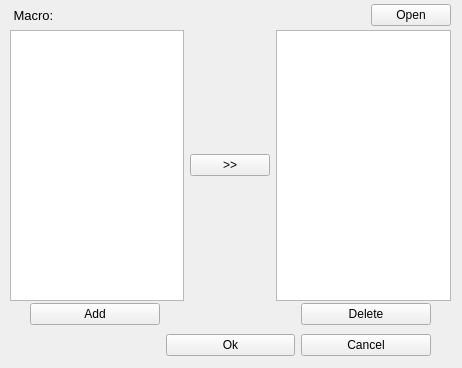
Above: ui/simulation.ui from Somhammer/ProtonTherapy before the change. Below: the same form after it.
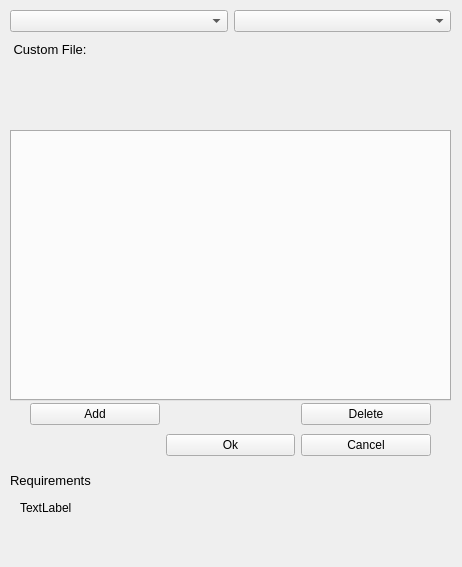
That is the form after the change. Icons and pictures are not drawn.

What changed in the file:
```diff
--- a/ui/simulation.ui
+++ b/ui/simulation.ui
@@ -7,7 +7,7 @@
     <x>0</x>
     <y>0</y>
     <width>462</width>
-    <height>368</height>
+    <height>567</height>
    </rect>
   </property>
   <property name="sizePolicy">
@@ -35,36 +35,11 @@
    <iconset>
     <normaloff>../icons/ncc.png</normaloff>../icons/ncc.png</iconset>
   </property>
-  <widget class="QWidget" name="horizontalLayoutWidget">
-   <property name="geometry">
-    <rect>
-     <x>10</x>
-     <y>30</y>
-     <width>441</width>
-     <height>271</height>
-    </rect>
-   </property>
-   <layout class="QHBoxLayout" name="horizontalLayout">
-    <item>
-     <widget class="QListWidget" name="listAvailable"/>
-    </item>
-    <item>
-     <widget class="QPushButton" name="pushAdd2">
-      <property name="text">
-       <string>&gt;&gt;</string>
-      </property>
-     </widget>
-    </item>
-    <item>
-     <widget class="QListWidget" name="listAdded"/>
-    </item>
-   </layout>
-  </widget>
   <widget class="QWidget" name="gridLayoutWidget">
    <property name="geometry">
     <rect>
      <x>30</x>
-     <y>300</y>
+     <y>400</y>
      <width>401</width>
      <height>61</height>
     </rect>
@@ -104,16 +79,26 @@
    <property name="geometry">
     <rect>
      <x>10</x>
-     <y>0</y>
+     <y>10</y>
      <width>441</width>
-     <height>31</height>
+     <height>51</height>
     </rect>
    </property>
-   <layout class="QHBoxLayout" name="horizontalLayout_2">
-    <property name="sizeConstraint">
-     <enum>QLayout::SetNoConstraint</enum>
-    </property>
-    <item>
+   <layout class="QGridLayout" name="gridLayout_2">
+    <item row="0" column="0">
+     <widget class="QComboBox" name="comboMacro">
+      <property name="sizePolicy">
+       <sizepolicy hsizetype="Minimum" vsizetype="Fixed">
+        <horstretch>0</horstretch>
+        <verstretch>0</verstretch>
+       </sizepolicy>
+      </property>
+     </widget>
+    </item>
+    <item row="0" column="1">
+     <widget class="QComboBox" name="comboCustom"/>
+    </item>
+    <item row="1" column="0" colspan="2">
      <widget class="QLabel" name="labelMacro">
       <property name="font">
        <font>
@@ -121,25 +106,73 @@
        </font>
       </property>
       <property name="text">
-       <string> Macro:</string>
+       <string> Custom File:</string>
       </property>
-     </widget>
-    </item>
-    <item>
-     <widget class="QPushButton" name="pushOpen">
-      <property name="sizePolicy">
-       <sizepolicy hsizetype="Fixed" vsizetype="Fixed">
-        <horstretch>0</horstretch>
-        <verstretch>0</verstretch>
-       </sizepolicy>
-      </property>
-      <property name="text">
-       <string>Open</string>
+      <property name="alignment">
+       <set>Qt::AlignLeading|Qt::AlignLeft|Qt::AlignVCenter</set>
       </property>
      </widget>
     </item>
    </layout>
   </widget>
+  <widget class="QTabWidget" name="tabComp">
+   <property name="geometry">
+    <rect>
+     <x>10</x>
+     <y>130</y>
+     <width>441</width>
+     <height>271</height>
+    </rect>
+   </property>
+   <property name="focusPolicy">
+    <enum>Qt::TabFocus</enum>
+   </property>
+   <property name="currentIndex">
+    <number>-1</number>
+   </property>
+  </widget>
+  <widget class="QWidget" name="gridLayoutWidget_3">
+   <property name="geometry">
+    <rect>
+     <x>10</x>
+     <y>60</y>
+     <width>441</width>
+     <height>71</height>
+    </rect>
+   </property>
+   <layout class="QGridLayout" name="gridLayout_3"/>
+  </widget>
+  <widget class="QLabel" name="label">
+   <property name="geometry">
+    <rect>
+     <x>10</x>
+     <y>470</y>
+     <width>91</width>
+     <height>21</height>
+    </rect>
+   </property>
+   <property name="font">
+    <font>
+     <pointsize>10</pointsize>
+    </font>
+   </property>
+   <property name="text">
+    <string>Requirements</string>
+   </property>
+  </widget>
+  <widget class="QLabel" name="label_2">
+   <property name="geometry">
+    <rect>
+     <x>20</x>
+     <y>500</y>
+     <width>59</width>
+     <height>15</height>
+    </rect>
+   </property>
+   <property name="text">
+    <string>TextLabel</string>
+   </property>
+  </widget>
  </widget>
  <resources/>
  <connections/>
```
Left out of the diff: 22 changed lines with no effect on the pictures.
